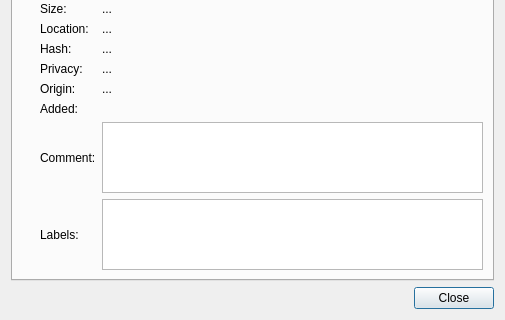
This is qt/DetailsDialog.ui in transmission/transmission as Qt 5 draws it before an edit; both pictures show x 0 to 505 and y 274 to 594 of the 505 by 594 pixel window. The edited form follows.
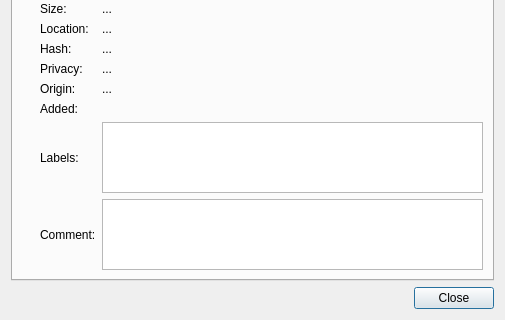
This is the edited form. Custom widgets are drawn as their Qt base class.

```diff
--- a/qt/DetailsDialog.ui
+++ b/qt/DetailsDialog.ui
@@ -457,23 +457,6 @@
           </widget>
          </item>
          <item row="6" column="0">
-          <widget class="QLabel" name="commentLabel">
-           <property name="text">
-            <string>Comment:</string>
-           </property>
-           <property name="buddy">
-            <cstring>commentBrowser</cstring>
-           </property>
-          </widget>
-         </item>
-         <item row="6" column="1">
-          <widget class="QTextBrowser" name="commentBrowser">
-           <property name="textInteractionFlags">
-            <set>Qt::TextSelectableByKeyboard|Qt::TextSelectableByMouse</set>
-           </property>
-          </widget>
-         </item>
-         <item row="7" column="0">
           <widget class="QLabel" name="labelsLabel">
            <property name="text">
             <string>Labels:</string>
@@ -483,13 +466,30 @@
            </property>
           </widget>
          </item>
-         <item row="7" column="1">
+         <item row="6" column="1">
           <widget class="QTextEdit" name="labelsTextEdit">
            <property name="readOnly">
             <bool>false</bool>
            </property>
           </widget>
          </item>
+         <item row="7" column="0">
+          <widget class="QLabel" name="commentLabel">
+           <property name="text">
+            <string>Comment:</string>
+           </property>
+           <property name="buddy">
+            <cstring>commentBrowser</cstring>
+           </property>
+          </widget>
+         </item>
+         <item row="7" column="1">
+          <widget class="QTextBrowser" name="commentBrowser">
+           <property name="textInteractionFlags">
+            <set>Qt::TextSelectableByKeyboard|Qt::TextSelectableByMouse</set>
+           </property>
+          </widget>
+         </item>
         </layout>
        </item>
       </layout>
```
